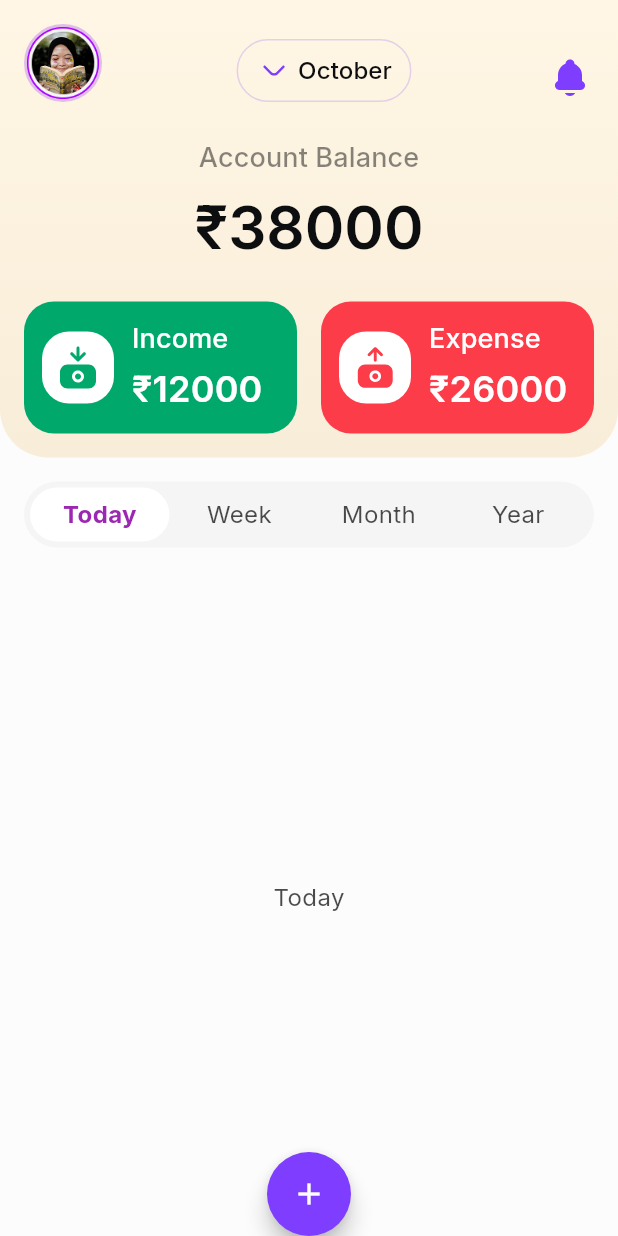
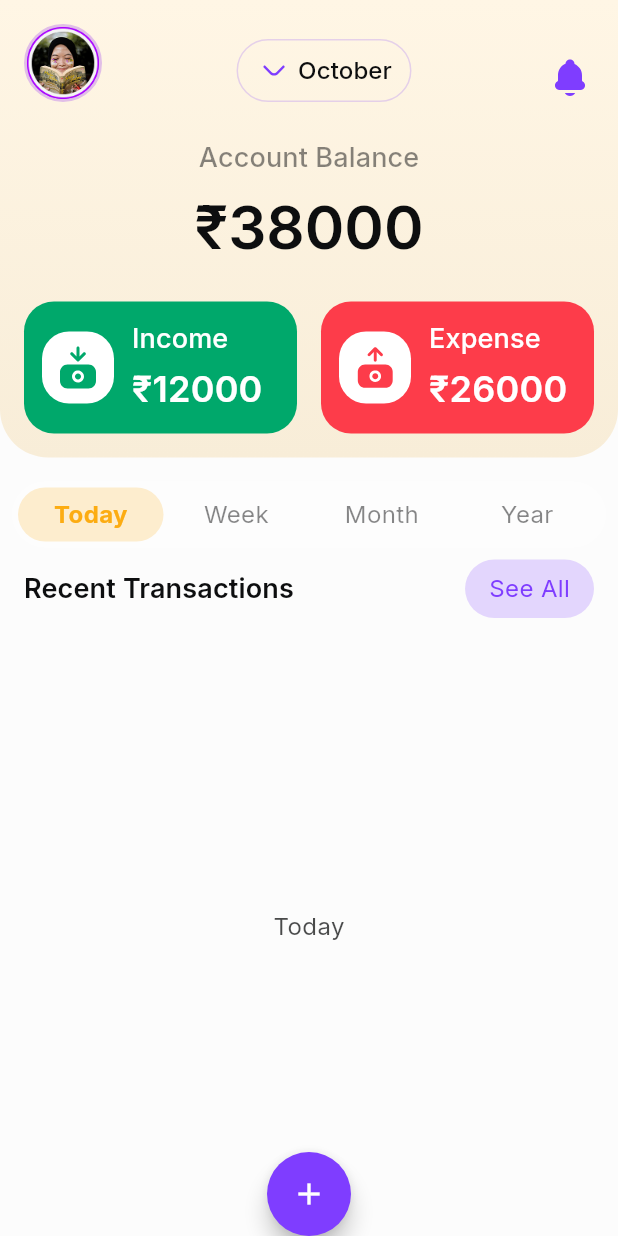
Before and after one commit to Rohit-Chandra-007/cipherschools_assignment, a Flutter app: the screen it shows after launch, on a phone screen of 412 x 824 dp. Run offline on Flutter 3.47's test engine with Material 3 defaults, Android fonts, the phone set to English and light mode, and no system bars; our stand-ins replace flutter_svg, google_fonts.

Commit message:
feat(home_screen): add PillWidget for recent transactions
Add a new PillWidget to display recent transactions and a "See All" button. Additionally, update PillTabBar styling to use app colors for consistency.

```diff
--- a/lib/screens/home_screen.dart
+++ b/lib/screens/home_screen.dart
@@ -26,6 +26,7 @@ class _HomeScreenState extends State<HomeScreen> {
             const SizedBox(height: 16),
             PillTabBar(tabs: const ['Today', 'Week', 'Month', 'Year']),
             const SizedBox(height: 8),
+            PillWidget(),
             Expanded(
               child: TabBarView(
                 children: const [
@@ -108,3 +109,41 @@ class _HomeScreenState extends State<HomeScreen> {
     );
   }
 }
+
+class PillWidget extends StatelessWidget {
+  const PillWidget({super.key});
+
+  @override
+  Widget build(BuildContext context) {
+    return Row(
+      mainAxisAlignment: MainAxisAlignment.spaceBetween,
+      children: [
+        Container(
+          margin: const EdgeInsets.symmetric(horizontal: 16),
+          child: Text(
+            "Recent Transactions",
+            style: Theme.of(context).textTheme.titleSmall!.copyWith(
+              fontWeight: FontWeight.w600,
+              color: AppColors.dark100,
+            ),
+          ),
+        ),
+        Container(
+          margin: const EdgeInsets.symmetric(horizontal: 16),
+          padding: const EdgeInsets.symmetric(horizontal: 16, vertical: 8),
+
+          decoration: BoxDecoration(
+            color: AppColors.violet20,
+            borderRadius: BorderRadius.circular(24),
+          ),
+          child: Text(
+            "See All",
+            style: Theme.of(
+              context,
+            ).textTheme.bodyMedium!.copyWith(color: AppColors.violet100),
+          ),
+        ),
+      ],
+    );
+  }
+}
--- a/lib/widgets/pill_tab_bar.dart
+++ b/lib/widgets/pill_tab_bar.dart
@@ -1,3 +1,4 @@
+import 'package:cipherschools_assignment/core/theme/app_colors.dart';
 import 'package:flutter/material.dart';
 
 class PillTabBar extends StatelessWidget {
@@ -16,10 +17,10 @@ class PillTabBar extends StatelessWidget {
   Widget build(BuildContext context) {
     final ThemeData theme = Theme.of(context);
     return Container(
-      margin: const EdgeInsets.symmetric(horizontal: 16),
+      margin: const EdgeInsets.symmetric(horizontal: 8),
       padding: const EdgeInsets.all(4),
       decoration: BoxDecoration(
-        color: const Color(0xFFF5F5F5), // Light gray background
+        color: AppColors.light40, // Light gray background
         borderRadius: BorderRadius.circular(28),
       ),
       child: TabBar(
@@ -27,14 +28,15 @@ class PillTabBar extends StatelessWidget {
         isScrollable: false,
         indicatorWeight: 0.0,
         indicator: BoxDecoration(
-          color: Colors.white, // White background for selected tab
+          color: AppColors.yellow20, // White background for selected tab
           borderRadius: BorderRadius.circular(24),
         ),
         indicatorSize: TabBarIndicatorSize.tab,
         dividerHeight: 0.0,
 
-        labelColor: Colors.purple, // Purple text for selected tab
-        // unselectedLabelColor: Colors.grey,
+        labelColor: AppColors.yellow100, // Purple text for selected tab
+        unselectedLabelColor:
+            AppColors.dark50, // Gray text for unselected tabs,
         labelStyle: theme.textTheme.bodyMedium?.copyWith(
           fontWeight: FontWeight.bold,
         ),
```
